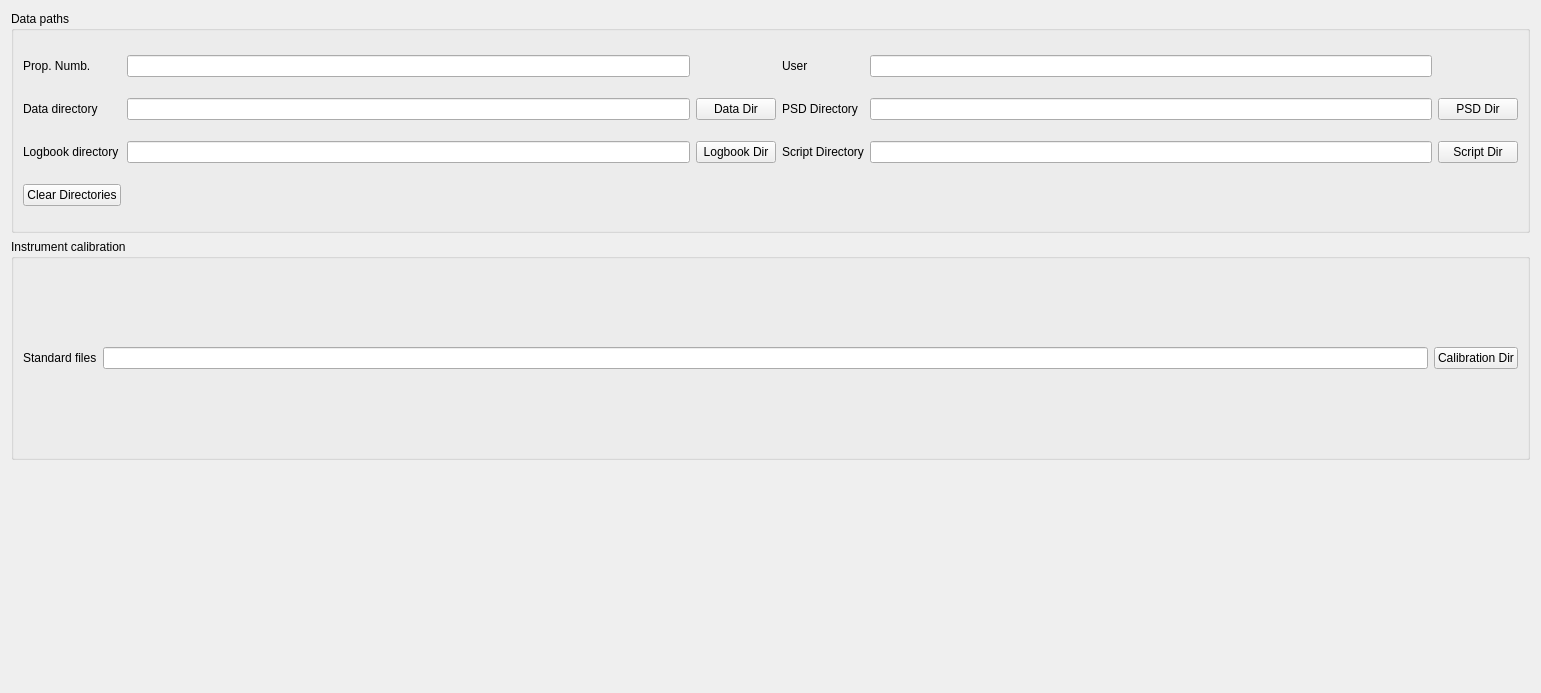
Before: the Qt Designer form scripts/DNSReduction/paths/path.ui in mantidproject/mantid, drawn with Qt 5.
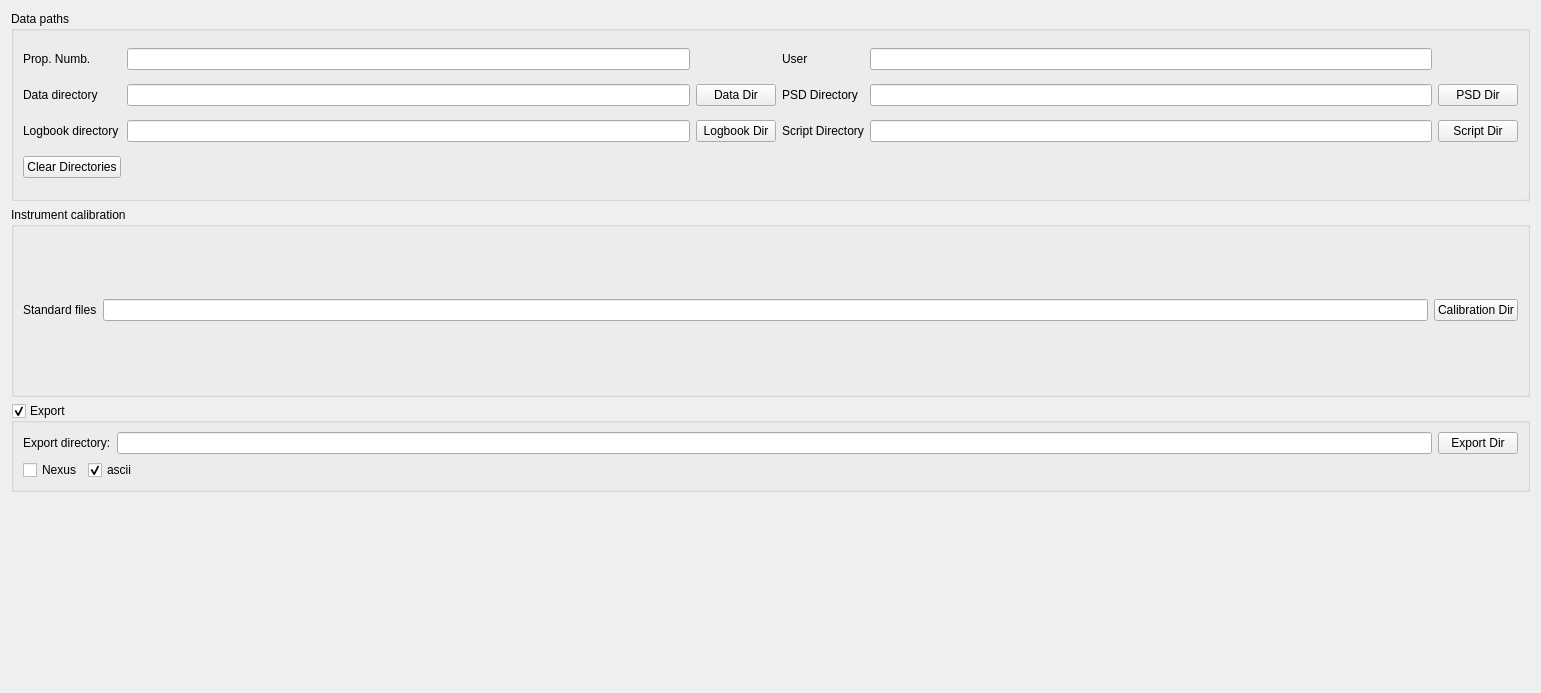
After: the same form once the commit is applied.

Patch:
```diff
--- a/scripts/DNSReduction/paths/path.ui
+++ b/scripts/DNSReduction/paths/path.ui
@@ -185,6 +185,69 @@
      </layout>
     </widget>
    </item>
+   <item>
+    <widget class="QGroupBox" name="gB_export">
+     <property name="title">
+      <string>Export</string>
+     </property>
+     <property name="checkable">
+      <bool>true</bool>
+     </property>
+     <layout class="QGridLayout" name="gridLayout_3">
+      <item row="0" column="0">
+       <widget class="QLabel" name="l_export_dir">
+        <property name="text">
+         <string>Export directory:</string>
+        </property>
+       </widget>
+      </item>
+      <item row="0" column="1">
+       <widget class="QLineEdit" name="lE_export_dir"/>
+      </item>
+      <item row="0" column="2">
+       <widget class="QPushButton" name="pB_file_export">
+        <property name="text">
+         <string>Export Dir</string>
+        </property>
+       </widget>
+      </item>
+      <item row="2" column="0" colspan="3">
+       <layout class="QHBoxLayout" name="horizontalLayout">
+        <item>
+         <widget class="QCheckBox" name="cB_nexus">
+          <property name="text">
+           <string>Nexus</string>
+          </property>
+         </widget>
+        </item>
+        <item>
+         <widget class="QCheckBox" name="cB_ascii">
+          <property name="text">
+           <string>ascii</string>
+          </property>
+          <property name="checked">
+           <bool>true</bool>
+          </property>
+         </widget>
+        </item>
+        <item>
+         <spacer name="horizontalSpacer">
+          <property name="orientation">
+           <enum>Qt::Horizontal</enum>
+          </property>
+          <property name="sizeHint" stdset="0">
+           <size>
+            <width>40</width>
+            <height>20</height>
+           </size>
+          </property>
+         </spacer>
+        </item>
+       </layout>
+      </item>
+     </layout>
+    </widget>
+   </item>
    <item>
     <spacer name="verticalSpacer">
      <property name="orientation">
```
